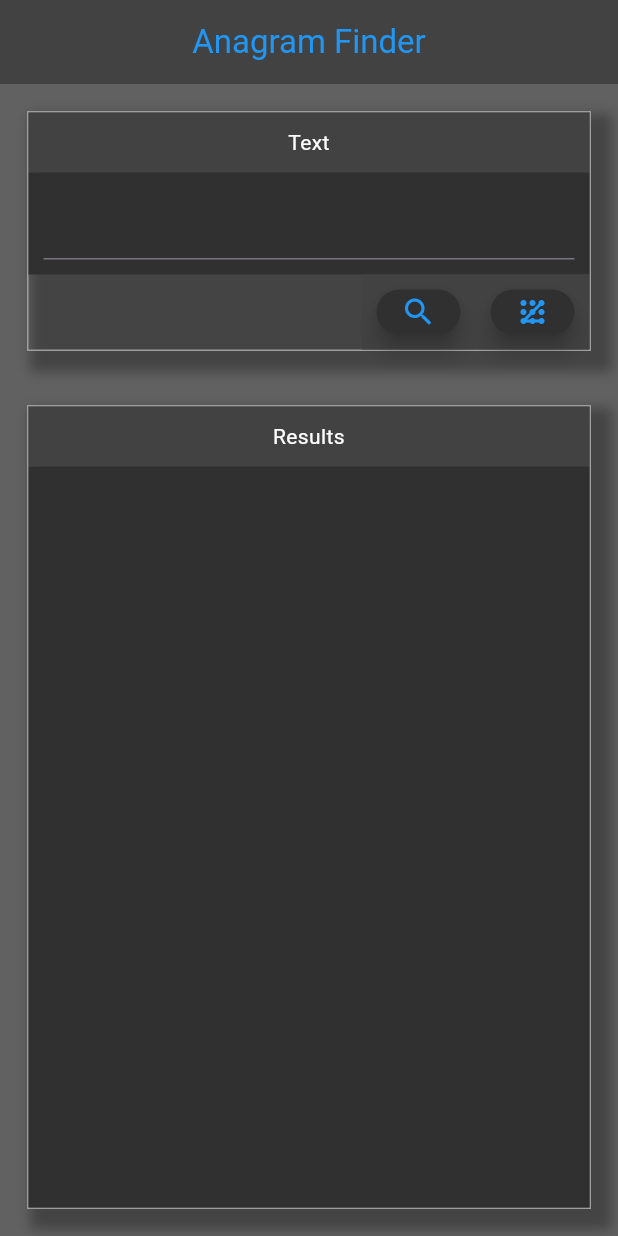
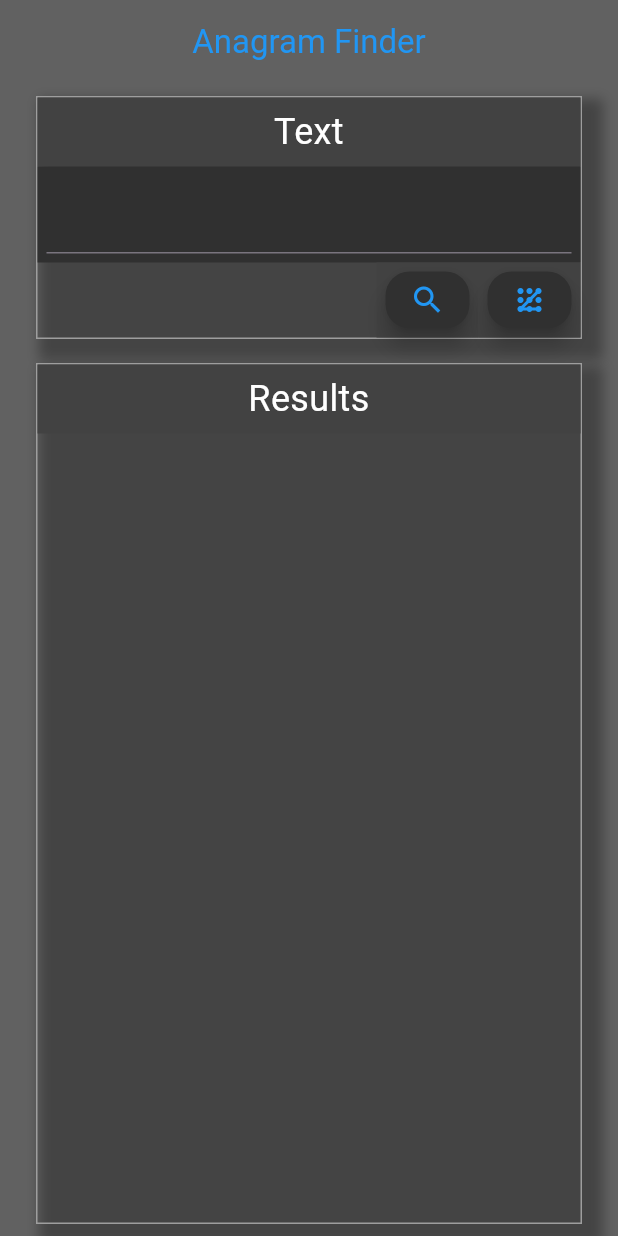
Before and after one commit to vmelia/flutter_wordz, a Flutter app: the screen it shows after launch, on a phone screen of 412 x 824 dp. Run offline on Flutter 3.47's test engine with Material 3 defaults, Android fonts, the phone set to English and light mode, and no system bars; our stand-ins replace flutter_bloc, get_it; Roboto replaces fonts that are missing (Calibri).

Commit message:
Tidy up.

```diff
--- a/lib/main.dart
+++ b/lib/main.dart
@@ -41,7 +41,7 @@ class MainScaffoldWidget extends StatelessWidget {
   Widget build(BuildContext context) {
     return Scaffold(
       appBar: AppBar(
-        backgroundColor: panelHeaderColour,
+        backgroundColor: mainBackgroundColour,
         title: const Center(
           child: Text(
             'Anagram Finder',
--- a/lib/pages/home_page.dart
+++ b/lib/pages/home_page.dart
@@ -26,8 +26,7 @@ class _HomePageView extends StatelessWidget {
 
   @override
   Widget build(BuildContext context) {
-    return Expanded(
-      child: Column(
+    return Column(
       children: [
         Container(
           padding: mainPadding,
@@ -40,7 +39,6 @@ class _HomePageView extends StatelessWidget {
           ),
         ),
       ],
-      ),
     );
   }
 }
--- a/lib/theme.dart
+++ b/lib/theme.dart
@@ -1,14 +1,27 @@
 import 'package:flutter/material.dart';
 
 final Color mainBackgroundColour = Colors.grey[700]!;
-const double panelSpacing = 18.0;
-const EdgeInsets mainPadding = EdgeInsets.all(panelSpacing);
+const double horizontalPanelSpacing = 24.0;
+const double verticalPanelSpacing = 8.0;
+const EdgeInsets mainPadding = EdgeInsets.symmetric(
+  vertical: verticalPanelSpacing,
+  horizontal: horizontalPanelSpacing,
+);
 
 const EdgeInsets panelPadding = EdgeInsets.all(8.0);
 final Color panelHeaderColour = Colors.grey[800]!;
 final Color panelBodyColour = Colors.grey[850]!;
 final Color panelBorderColour = Colors.grey[500]!;
 
-const EdgeInsets componentPadding = EdgeInsets.all(10.0);
-const Color textColour = Colors.white;
+const EdgeInsets componentPadding = EdgeInsets.all(6.0);
 const Color iconColour = Colors.blue;
+
+const String _fontFamily = 'Calibri';
+const double _fontSize = 24.0;
+const Color _textColour = Colors.white;
+
+const TextStyle themeTextStyle = TextStyle(
+  fontFamily: _fontFamily,
+  fontSize: _fontSize,
+  color: _textColour,
+);
--- a/lib/widgets.dart
+++ b/lib/widgets.dart
@@ -1,5 +1,6 @@
 export 'widgets/button_widget.dart';
 export 'widgets/input_panel_widget.dart';
+export 'widgets/list_widget.dart';
 export 'widgets/output_panel_widget.dart';
 export 'widgets/text_field_widget.dart';
 export 'widgets/text_widget.dart';
--- /dev/null
+++ b/lib/widgets/list_widget.dart
@@ -0,0 +1,15 @@
+import 'package:flutter/material.dart';
+import '../theme.dart';
+import '../widgets.dart';
+
+class ListWidget extends StatelessWidget {
+  const ListWidget({super.key, required this.items});
+  final Iterable<String> items;
+
+  @override
+  Widget build(BuildContext context) => ListView(padding: const EdgeInsets.all(12), children: _buildList(items));
+}
+
+List<Widget> _buildList(Iterable<String> output) => output
+    .map((s) => TextWidget(text: s, backgroundColour: panelBodyColour, textAlign: TextAlign.left))
+    .toList();
--- a/lib/widgets/output_panel_widget.dart
+++ b/lib/widgets/output_panel_widget.dart
@@ -43,13 +43,7 @@ class _OutputPanelWidgetView extends StatelessWidget {
             backgroundColour: panelHeaderColour,
             textAlign: TextAlign.center,
           ),
-          Expanded(
-            child: TextWidget(
-              text: state.output.join('\n'),
-              backgroundColour: panelBodyColour,
-              textAlign: TextAlign.left,
-            ),
-          ),
+          Expanded(child: ListWidget(items: state.output)),
         ],
       ),
     );
--- a/lib/widgets/text_field_widget.dart
+++ b/lib/widgets/text_field_widget.dart
@@ -19,7 +19,7 @@ class TextFieldWidget extends StatelessWidget {
       color: backgroundColour,
       child: TextField(
         onChanged: onChanged,
-        style: const TextStyle(color: textColour),
+        style: themeTextStyle,
         textAlign: textAlign,
       ),
     );
--- a/lib/widgets/text_widget.dart
+++ b/lib/widgets/text_widget.dart
@@ -19,7 +19,7 @@ class TextWidget extends StatelessWidget {
       color: backgroundColour,
       child: Text(
         text,
-        style: const TextStyle(color: textColour),
+        style: themeTextStyle,
         textAlign: textAlign,
       ),
     );
```
Also changed, not shown: 1 other file. Lines whose indentation alone changed are shown as unchanged.
